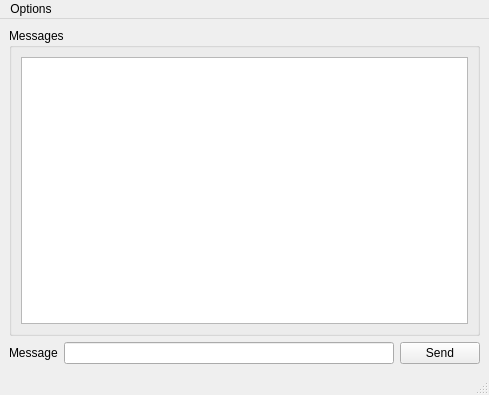
Old version of the form TCPClient/mainwindow.ui in the repository Nghia1812/QtTCP.
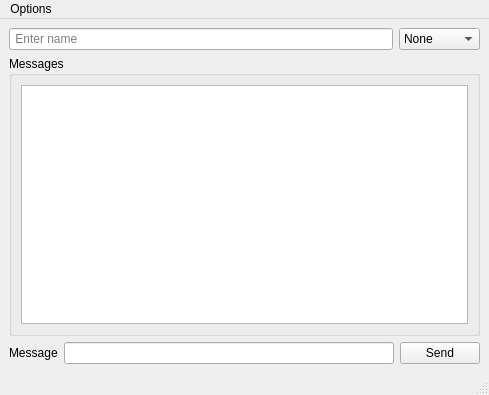
New version of the form.

```diff
--- a/TCPClient/mainwindow.ui
+++ b/TCPClient/mainwindow.ui
@@ -15,6 +15,41 @@
   </property>
   <widget class="QWidget" name="centralwidget">
    <layout class="QVBoxLayout" name="verticalLayout_2">
+    <item>
+     <layout class="QHBoxLayout" name="horizontalLayout_2">
+      <item>
+       <widget class="QLineEdit" name="lnClientName">
+        <property name="placeholderText">
+         <string> Enter name</string>
+        </property>
+       </widget>
+      </item>
+      <item>
+       <widget class="QComboBox" name="cbStatus">
+        <item>
+         <property name="text">
+          <string>None</string>
+         </property>
+        </item>
+        <item>
+         <property name="text">
+          <string>Available</string>
+         </property>
+        </item>
+        <item>
+         <property name="text">
+          <string>Busy</string>
+         </property>
+        </item>
+        <item>
+         <property name="text">
+          <string>Away</string>
+         </property>
+        </item>
+       </widget>
+      </item>
+     </layout>
+    </item>
     <item>
      <widget class="QGroupBox" name="groupBox">
       <property name="title">
```
